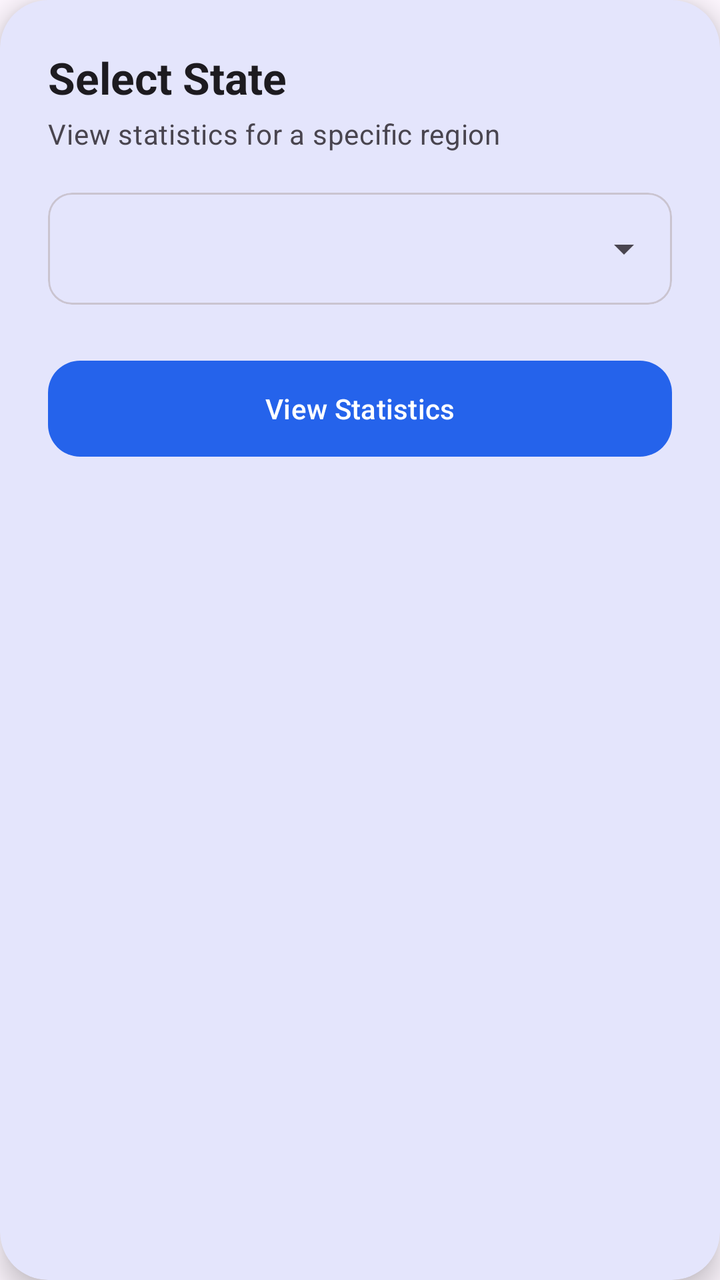
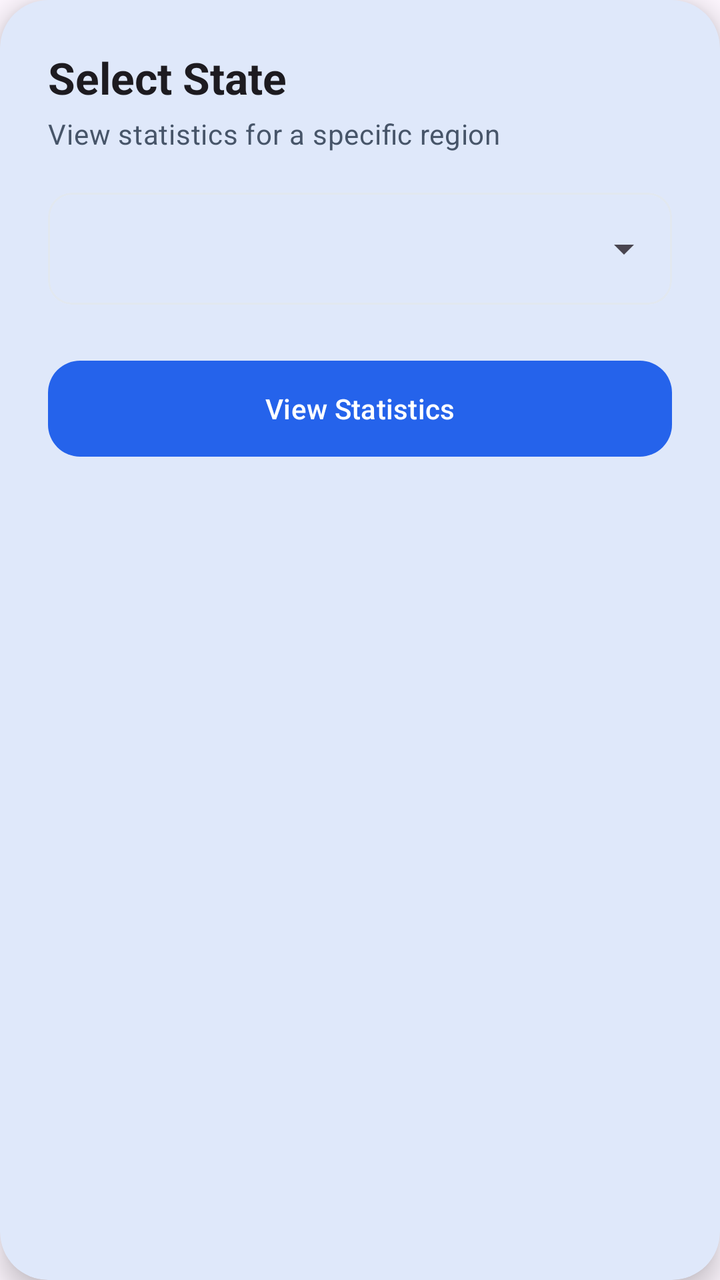

Screens rendered from an Android XML layout before and after an edit, with the pre-edit source and the edit as a unified diff.
<!-- AndroidManifest.xml: application theme Theme.Hackofiesta -->
<!-- res/layout/state_card.xml -->
<?xml version="1.0" encoding="utf-8"?>
<com.google.android.material.card.MaterialCardView xmlns:android="http://schemas.android.com/apk/res/android"
    xmlns:app="http://schemas.android.com/apk/res-auto"
    android:layout_width="match_parent"
    android:layout_height="wrap_content"
    android:layout_margin="16dp"
    app:cardCornerRadius="24dp"
    app:cardElevation="8dp"
    app:strokeWidth="0dp">

    <LinearLayout
        android:layout_width="match_parent"
        android:layout_height="wrap_content"
        android:orientation="vertical"
        android:padding="24dp">

        <TextView
            style="@style/TextAppearance.Material3.TitleLarge"
            android:layout_width="wrap_content"
            android:layout_height="wrap_content"
            android:text="Select State"
            android:textStyle="bold" />

        <TextView
            style="@style/TextAppearance.Material3.BodyMedium"
            android:layout_width="wrap_content"
            android:layout_height="wrap_content"
            android:layout_marginTop="4dp"
            android:text="View statistics for a specific region"
            android:textColor="?attr/colorOnSurfaceVariant" />

        <com.google.android.material.card.MaterialCardView
            android:layout_width="match_parent"
            android:layout_height="wrap_content"
            android:layout_marginTop="20dp"
            app:cardCornerRadius="12dp"
            app:cardElevation="0dp"
            app:strokeColor="?attr/colorOutlineVariant"
            app:strokeWidth="1dp">

            <Spinner
                android:id="@+id/stateSpinner"
                android:layout_width="match_parent"
                android:layout_height="56dp"
                android:paddingStart="12dp"
                android:paddingEnd="12dp" />

        </com.google.android.material.card.MaterialCardView>

        <com.google.android.material.button.MaterialButton
            android:id="@+id/btnApply"
            style="@style/Widget.Material3.Button"
            android:layout_width="match_parent"
            android:layout_height="56dp"
            android:layout_marginTop="24dp"
            android:text="View Statistics"
            app:cornerRadius="16dp" />

    </LinearLayout>

</com.google.android.material.card.MaterialCardView>
<!-- resources referenced by this layout -->
<resources>
  <style name="Theme.Hackofiesta" parent="Base.Theme.Hackofiesta" />
  <style name="Base.Theme.Hackofiesta" parent="Theme.Material3.DayNight.NoActionBar">
          
          
          <item name="colorContainer">@color/card_bg_light</item>
          <item name="colorPrimary">@color/button_bg</item>
          <item name="colorIcon">@color/icon_light</item>
      </style>
  <color name="card_bg_light">#ECECEF</color>
  <color name="button_bg">#2563EB</color>
  <color name="icon_light">#000000</color>
</resources>

<!-- the commit's change to res/layout/state_card.xml (unified diff, before → after) -->
@@ -53,6 +53,7 @@
             android:layout_width="match_parent"
             android:layout_height="56dp"
             android:layout_marginTop="24dp"
+            android:textColor="#FFFFFF"
             android:text="View Statistics"
             app:cornerRadius="16dp" />
 
<!-- resource entries referenced after the edit -->
@@ -4,12 +4,21 @@
   <style name="Base.Theme.Hackofiesta" parent="Theme.Material3.DayNight.NoActionBar">
           
           
+          <item name="colorPrimary">@color/button_bg</item>
+          <item name="colorSurface">@color/surface_light</item>
+          <item name="colorOnSurface">@color/on_surface_light</item>
+          <item name="colorOnSurfaceVariant">@color/on_surface_variant_light</item>
           <item name="colorContainer">@color/card_bg_light</item>
-          <item name="colorPrimary">@color/button_bg</item>
+          <item name="colorSurfaceVariant">@color/card_bg_light</item>
+          <item name="colorOutlineVariant">@color/outline_variant_light</item>
           <item name="colorIcon">@color/icon_light</item>
       </style>
   <color name="card_bg_light">#ECECEF</color>
+  <color name="outline_variant_light">#E2E8F0</color>
   <color name="button_bg">#2563EB</color>
+  <color name="surface_light">#F8FAFC</color>
+  <color name="on_surface_light">#0F172A</color>
+  <color name="on_surface_variant_light">#475569</color>
   <color name="icon_light">#000000</color>
 </resources>
 
